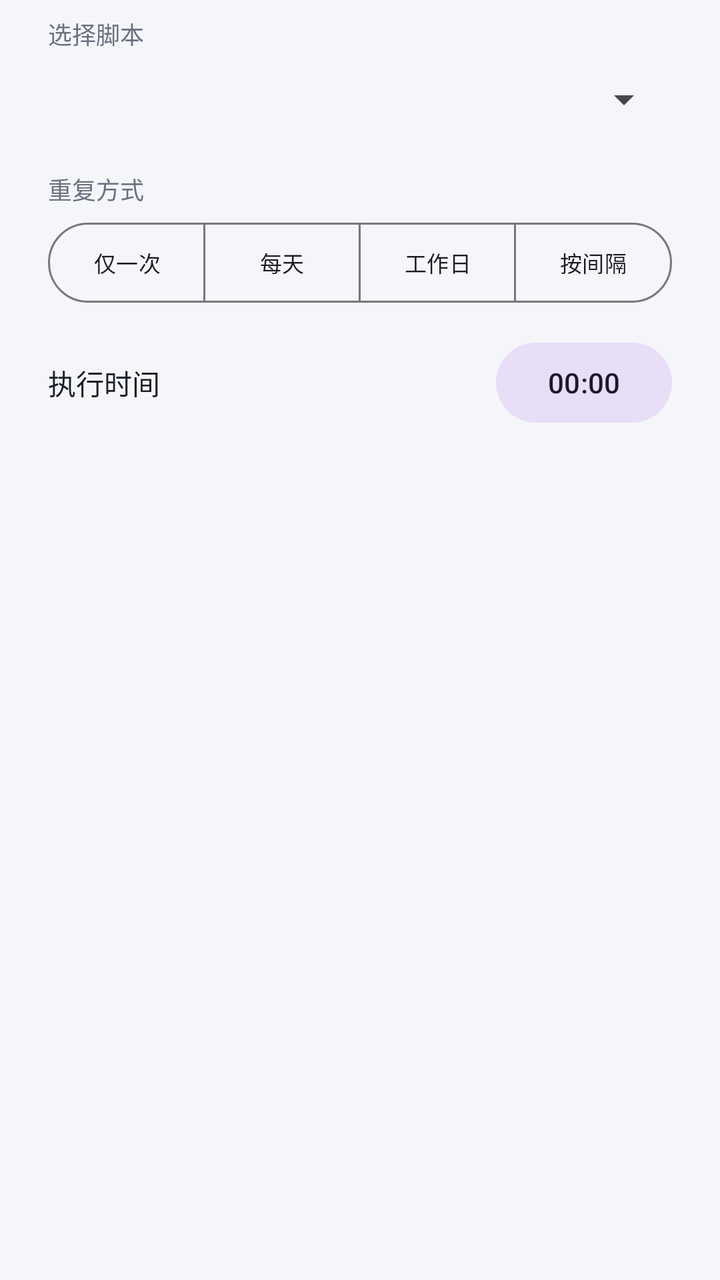
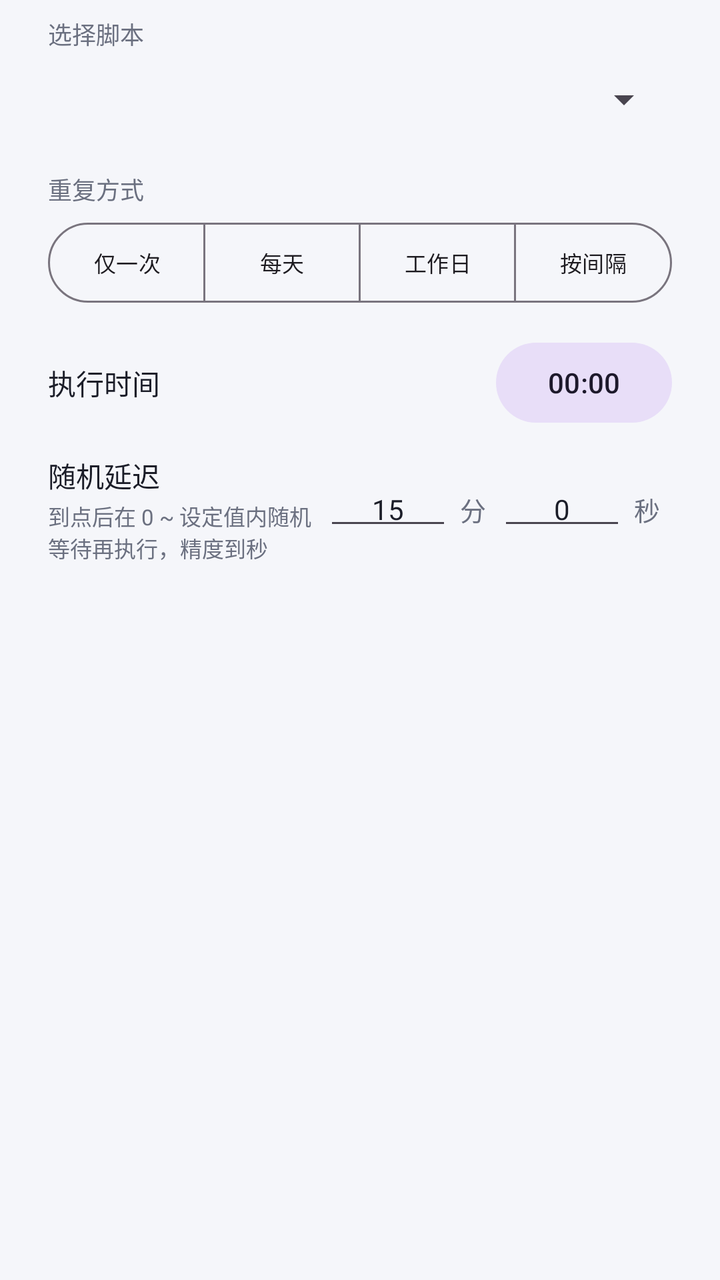

Compare the two renders of this Android layout. The source of the first and the diff that turns it into the second are given below.
<!-- AndroidManifest.xml: application theme Theme.AutoClicker -->
<!-- res/layout/dialog_schedule.xml -->
<?xml version="1.0" encoding="utf-8"?>
<ScrollView xmlns:android="http://schemas.android.com/apk/res/android"
    xmlns:app="http://schemas.android.com/apk/res-auto"
    android:layout_width="match_parent"
    android:layout_height="wrap_content">

    <LinearLayout
        android:layout_width="match_parent"
        android:layout_height="wrap_content"
        android:orientation="vertical"
        android:paddingHorizontal="24dp"
        android:paddingTop="8dp"
        android:paddingBottom="8dp">

        <TextView
            android:layout_width="wrap_content"
            android:layout_height="wrap_content"
            android:text="@string/schedule_script"
            android:textColor="@color/text_secondary"
            android:textSize="12sp" />

        <Spinner
            android:id="@+id/scriptSpinner"
            android:layout_width="match_parent"
            android:layout_height="48dp" />

        <TextView
            android:layout_width="wrap_content"
            android:layout_height="wrap_content"
            android:layout_marginTop="12dp"
            android:text="@string/schedule_repeat"
            android:textColor="@color/text_secondary"
            android:textSize="12sp" />

        <com.google.android.material.button.MaterialButtonToggleGroup
            android:id="@+id/modeGroup"
            android:layout_width="match_parent"
            android:layout_height="wrap_content"
            android:layout_marginTop="4dp"
            app:selectionRequired="true"
            app:singleSelection="true">

            <com.google.android.material.button.MaterialButton
                android:id="@+id/modeOnce"
                style="@style/Widget.Material3.Button.OutlinedButton"
                android:layout_width="0dp"
                android:layout_height="wrap_content"
                android:layout_weight="1"
                android:insetLeft="0dp"
                android:insetRight="0dp"
                android:paddingHorizontal="2dp"
                android:text="@string/repeat_once"
                android:textSize="11sp" />

            <com.google.android.material.button.MaterialButton
                android:id="@+id/modeDaily"
                style="@style/Widget.Material3.Button.OutlinedButton"
                android:layout_width="0dp"
                android:layout_height="wrap_content"
                android:layout_weight="1"
                android:insetLeft="0dp"
                android:insetRight="0dp"
                android:paddingHorizontal="2dp"
                android:text="@string/repeat_daily"
                android:textSize="11sp" />

            <com.google.android.material.button.MaterialButton
                android:id="@+id/modeWeekdays"
                style="@style/Widget.Material3.Button.OutlinedButton"
                android:layout_width="0dp"
                android:layout_height="wrap_content"
                android:layout_weight="1"
                android:insetLeft="0dp"
                android:insetRight="0dp"
                android:paddingHorizontal="2dp"
                android:text="@string/repeat_weekdays"
                android:textSize="11sp" />

            <com.google.android.material.button.MaterialButton
                android:id="@+id/modeInterval"
                style="@style/Widget.Material3.Button.OutlinedButton"
                android:layout_width="0dp"
                android:layout_height="wrap_content"
                android:layout_weight="1"
                android:insetLeft="0dp"
                android:insetRight="0dp"
                android:paddingHorizontal="2dp"
                android:text="@string/repeat_interval"
                android:textSize="11sp" />
        </com.google.android.material.button.MaterialButtonToggleGroup>

        <LinearLayout
            android:id="@+id/timeRow"
            android:layout_width="match_parent"
            android:layout_height="wrap_content"
            android:layout_marginTop="12dp"
            android:gravity="center_vertical"
            android:orientation="horizontal">

            <TextView
                android:layout_width="0dp"
                android:layout_height="wrap_content"
                android:layout_weight="1"
                android:text="@string/schedule_time"
                android:textColor="@color/text_primary"
                android:textSize="14sp" />

            <com.google.android.material.button.MaterialButton
                android:id="@+id/pickTimeButton"
                style="@style/Widget.Material3.Button.TonalButton"
                android:layout_width="wrap_content"
                android:layout_height="wrap_content"
                android:text="00:00" />
        </LinearLayout>

        <LinearLayout
            android:id="@+id/intervalRow"
            android:layout_width="match_parent"
            android:layout_height="wrap_content"
            android:layout_marginTop="12dp"
            android:gravity="center_vertical"
            android:orientation="horizontal"
            android:visibility="gone">

            <TextView
                android:layout_width="0dp"
                android:layout_height="wrap_content"
                android:layout_weight="1"
                android:text="@string/interval_minutes"
                android:textColor="@color/text_primary"
                android:textSize="14sp" />

            <com.google.android.material.textfield.TextInputEditText
                android:id="@+id/intervalInput"
                android:layout_width="88dp"
                android:layout_height="wrap_content"
                android:gravity="center"
                android:inputType="number"
                android:maxLines="1"
                android:paddingHorizontal="8dp"
                android:paddingVertical="6dp"
                android:text="30"
                android:textColor="@color/text_primary"
                android:textSize="14sp" />
        </LinearLayout>

        <TextView
            android:id="@+id/exactAlarmHint"
            android:layout_width="match_parent"
            android:layout_height="wrap_content"
            android:layout_marginTop="12dp"
            android:text="@string/exact_alarm_needed"
            android:textColor="@color/danger"
            android:textSize="12sp"
            android:visibility="gone" />
    </LinearLayout>
</ScrollView>
<!-- resources referenced by this layout -->
<resources>
  <color name="danger">#E5484D</color>
  <color name="text_primary">#1B1D28</color>
  <color name="text_secondary">#6B7080</color>
  <string name="exact_alarm_needed">需要“闹钟和提醒”权限才能准点执行，请前往授予</string>
  <string name="interval_minutes">间隔分钟数</string>
  <string name="repeat_daily">每天</string>
  <string name="repeat_interval">按间隔</string>
  <string name="repeat_once">仅一次</string>
  <string name="repeat_weekdays">工作日</string>
  <string name="schedule_repeat">重复方式</string>
  <string name="schedule_script">选择脚本</string>
  <string name="schedule_time">执行时间</string>
  <style name="Theme.AutoClicker" parent="Theme.Material3.Light.NoActionBar">
          <item name="colorPrimary">@color/primary</item>
          <item name="colorOnPrimary">#FFFFFF</item>
          <item name="colorSecondary">@color/secondary</item>
          <item name="android:colorBackground">@color/bg</item>
          <item name="colorSurface">@color/surface</item>
          <item name="android:statusBarColor">@color/bg</item>
          <item name="android:windowLightStatusBar">true</item>
          <item name="android:navigationBarColor">@color/surface</item>
      </style>
  <color name="primary">#4F6BED</color>
  <color name="secondary">#22B573</color>
  <color name="bg">#F5F6FA</color>
  <color name="surface">#FFFFFF</color>
</resources>

<!-- the commit's change to res/layout/dialog_schedule.xml (unified diff, before → after) -->
@@ -144,6 +144,84 @@
                 android:textSize="14sp" />
         </LinearLayout>
 
+        
+        <LinearLayout
+            android:id="@+id/randomRow"
+            android:layout_width="match_parent"
+            android:layout_height="wrap_content"
+            android:layout_marginTop="12dp"
+            android:gravity="center_vertical"
+            android:orientation="horizontal">
+
+            <LinearLayout
+                android:layout_width="0dp"
+                android:layout_height="wrap_content"
+                android:layout_weight="1"
+                android:orientation="vertical">
+
+                <TextView
+                    android:layout_width="wrap_content"
+                    android:layout_height="wrap_content"
+                    android:text="@string/random_delay"
+                    android:textColor="@color/text_primary"
+                    android:textSize="14sp" />
+
+                <TextView
+                    android:layout_width="wrap_content"
+                    android:layout_height="wrap_content"
+                    android:layout_marginTop="2dp"
+                    android:text="@string/random_delay_hint"
+                    android:textColor="@color/text_secondary"
+                    android:textSize="11sp" />
+            </LinearLayout>
+
+            <com.google.android.material.textfield.TextInputEditText
+                android:id="@+id/randomMinuteInput"
+                android:layout_width="64dp"
+                android:layout_height="wrap_content"
+                android:gravity="center"
+                android:inputType="number"
+                android:maxLength="2"
+                android:maxLines="1"
+                android:paddingHorizontal="6dp"
+                android:paddingVertical="6dp"
+                android:text="15"
+                android:textColor="@color/text_primary"
+                android:textSize="14sp" />
+
+            <TextView
+                android:layout_width="wrap_content"
+                android:layout_height="wrap_content"
+                android:layout_marginStart="4dp"
+                android:layout_marginEnd="6dp"
+                android:text="分"
+                android:textColor="@color/text_secondary"
+                android:textSize="13sp" />
+
+            <com.google.android.material.textfield.TextInputEditText
+                android:id="@+id/randomSecondInput"
+                android:layout_width="64dp"
+                android:layout_height="wrap_content"
+                android:gravity="center"
+                android:inputType="number"
+                android:maxLength="2"
+                android:maxLines="1"
+                android:paddingHorizontal="6dp"
+                android:paddingVertical="6dp"
+                android:text="0"
+                android:textColor="@color/text_primary"
+                android:textSize="14sp" />
+
+            <TextView
+                android:layout_width="wrap_content"
+                android:layout_height="wrap_content"
+                android:layout_marginStart="4dp"
+                android:layout_marginEnd="6dp"
+                android:text="秒"
+                android:textColor="@color/text_secondary"
+                android:textSize="13sp" />
+        </LinearLayout>
+
         <TextView
             android:id="@+id/exactAlarmHint"
             android:layout_width="match_parent"
<!-- resource entries referenced after the edit -->
@@ -5,6 +5,8 @@
   <color name="text_secondary">#6B7080</color>
   <string name="exact_alarm_needed">需要“闹钟和提醒”权限才能准点执行，请前往授予</string>
   <string name="interval_minutes">间隔分钟数</string>
+  <string name="random_delay">随机延迟</string>
+  <string name="random_delay_hint">到点后在 0 ~ 设定值内随机等待再执行，精度到秒</string>
   <string name="repeat_daily">每天</string>
   <string name="repeat_interval">按间隔</string>
   <string name="repeat_once">仅一次</string>
